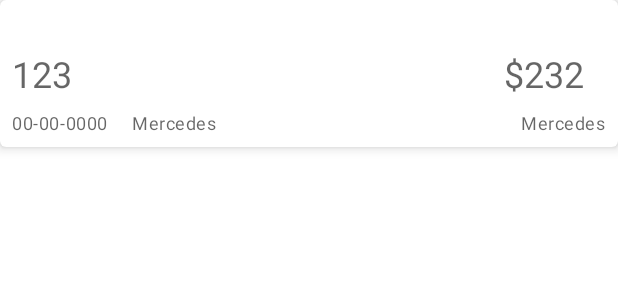
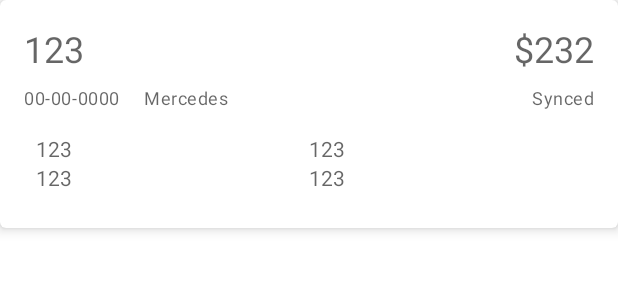
Before and after one commit to psuchanek/jonsfueltracker_1_1, an Android app: the layout trip_history_list_item.xml on its own in the app's theme, with its tools: preview values and no code run, on a phone screen of 412 x 824 dp. Shown: the top 300 px of the screen. Run offline under Robolectric (Android 15) with nearby library versions, the phone set to English and light mode, and no system bars.

Commit message:
Finished history fragment. Still needs a click listener to collapse and expand viewholder

```diff
--- a/app/src/main/java/dev/psuchanek/jonsfueltracker_v_1_1/adapters/TripHistoryAdapter.kt
+++ b/app/src/main/java/dev/psuchanek/jonsfueltracker_v_1_1/adapters/TripHistoryAdapter.kt
@@ -19,7 +19,10 @@ class TripHistoryAdapter(private val onTripClickListener: OnTripClickListener) :
     class ViewHolder(private val binding: TripHistoryListItemBinding) :
         RecyclerView.ViewHolder(binding.root) {
 
-        fun bind(trip: FuelTrackerTrip, onTripClickListener: OnTripClickListener) {
+        fun bind(
+            trip: FuelTrackerTrip,
+            onTripClickListener: OnTripClickListener
+        ) {
             binding.trip = trip
             binding.onClickListener = onTripClickListener
             binding.executePendingBindings()
@@ -54,6 +57,7 @@ class TripHistoryAdapter(private val onTripClickListener: OnTripClickListener) :
 
     }
 
+
     override fun onCreateViewHolder(
         parent: ViewGroup,
         viewType: Int
--- a/app/src/main/java/dev/psuchanek/jonsfueltracker_v_1_1/models/FuelTrackerTrip.kt
+++ b/app/src/main/java/dev/psuchanek/jonsfueltracker_v_1_1/models/FuelTrackerTrip.kt
@@ -17,7 +17,8 @@ data class FuelTrackerTrip(
     val currentMileage: Int,
     val costPerLitre: Float,
     val gasStationName: String,
-    var isSynced: Boolean = false
+    var isSynced: Boolean = false,
+    var isExpanded: Boolean = false
 ) {
 
     val vehicleName = when (vehicleId) {
@@ -27,11 +28,13 @@ data class FuelTrackerTrip(
         else -> R.string.unknown_car
     }
 
+    val litres = "Fuel volume: $fuelVolume litres"
     val date = timestamp.formatDateForUI()
     val fillUpCost = "£${this.fuelCost}"
-    val lastTripDistance = "${this.tripMileage}"
-    val milesPerGallon = (tripMileage / fuelVolume.convertToGallons()).round(2).toString()
-    val sync = when(isSynced) {
+    val lastTripDistance = "Trip distance: ${this.tripMileage} miles"
+    val ppl = "PPL: $costPerLitre"
+    val milesPerGallon = "MPG: ${(tripMileage / fuelVolume.convertToGallons()).round(2)}"
+    val sync = when (isSynced) {
         true -> "Synced"
         false -> "Not Synced"
     }
--- a/app/src/main/java/dev/psuchanek/jonsfueltracker_v_1_1/ui/history/HistoryFragment.kt
+++ b/app/src/main/java/dev/psuchanek/jonsfueltracker_v_1_1/ui/history/HistoryFragment.kt
@@ -9,7 +9,6 @@ import android.widget.AdapterView
 import android.widget.ArrayAdapter
 import androidx.databinding.DataBindingUtil
 import androidx.fragment.app.viewModels
-import androidx.lifecycle.MutableLiveData
 import androidx.lifecycle.Observer
 import androidx.recyclerview.widget.ItemTouchHelper
 import androidx.recyclerview.widget.RecyclerView
@@ -29,7 +28,6 @@ class HistoryFragment : BaseFragment(R.layout.fragment_history) {
     private lateinit var binding: FragmentHistoryBinding
     private val historyViewModel: HistoryViewModel by viewModels()
     private lateinit var tripAdapter: TripHistoryAdapter
-    private val swipeLayout = MutableLiveData<Boolean>()
 
     override fun onCreateView(
         inflater: LayoutInflater,
@@ -37,7 +35,9 @@ class HistoryFragment : BaseFragment(R.layout.fragment_history) {
         savedInstanceState: Bundle?
     ): View? {
         binding = DataBindingUtil.inflate(inflater, R.layout.fragment_history, container, false)
-        tripAdapter = TripHistoryAdapter((OnTripClickListener { }))
+        tripAdapter = TripHistoryAdapter((OnTripClickListener { trip ->
+//           //TODO: implement click and expandable viewholder
+        }))
         subscribeObservers()
 
         return binding.root
--- a/app/src/main/java/dev/psuchanek/jonsfueltracker_v_1_1/ui/history/HistoryViewModel.kt
+++ b/app/src/main/java/dev/psuchanek/jonsfueltracker_v_1_1/ui/history/HistoryViewModel.kt
@@ -14,6 +14,9 @@ class HistoryViewModel @ViewModelInject constructor(private val repository: Fuel
 
     private val _swipeLayout = MutableLiveData<Boolean>()
     val swipeLayout: LiveData<Boolean> = _swipeLayout
+
+    private val _expanded = MutableLiveData<Boolean>()
+    val expanded = _expanded
 
     private val _allTrips = _forceFetch.switchMap {
         repository.getAllTrips().asLiveData(viewModelScope.coroutineContext)
@@ -43,7 +46,11 @@ class HistoryViewModel @ViewModelInject constructor(private val repository: Fuel
         }
 
     fun swipeLayoutActive(isCurrentlyActive: Boolean) {
-        _swipeLayout.postValue(isCurrentlyActive)
+        _swipeLayout.value = isCurrentlyActive
+    }
+
+    fun setLayoutVisibility(expanded: Boolean) {
+        _expanded.value = expanded
     }
 
 
--- a/app/src/main/java/dev/psuchanek/jonsfueltracker_v_1_1/ui/history/OnTripClickListener.kt
+++ b/app/src/main/java/dev/psuchanek/jonsfueltracker_v_1_1/ui/history/OnTripClickListener.kt
@@ -2,6 +2,6 @@ package dev.psuchanek.jonsfueltracker_v_1_1.ui.history
 
 import dev.psuchanek.jonsfueltracker_v_1_1.models.FuelTrackerTrip
 
-class OnTripClickListener(val listener: (trip: FuelTrackerTrip) -> Unit) {
+class OnTripClickListener(val listener: (fuelTrackerTrip: FuelTrackerTrip) -> Unit) {
     fun onClick(trip: FuelTrackerTrip) = listener(trip)
 }
--- a/app/src/main/res/layout/trip_history_list_item.xml
+++ b/app/src/main/res/layout/trip_history_list_item.xml
@@ -4,6 +4,12 @@
     xmlns:tools="http://schemas.android.com/tools">
 
     <data>
+
+        <variable
+            name="viewModel"
+            type="dev.psuchanek.jonsfueltracker_v_1_1.ui.history.HistoryViewModel" />
+
+        <import type="android.view.View" />
 
         <variable
             name="trip"
@@ -17,6 +23,7 @@
     </data>
 
     <com.google.android.material.card.MaterialCardView
+        android:id="@+id/itemCardView"
         android:layout_width="match_parent"
         android:layout_height="wrap_content"
         android:onClick="@{() -> onClickListener.onClick(trip)}"
@@ -26,7 +33,7 @@
             android:id="@+id/constraint_layout_list_item_"
             android:layout_width="match_parent"
             android:layout_height="match_parent"
-            android:padding="8dp">
+            android:padding="16dp">
 
             <com.google.android.material.textview.MaterialTextView
                 android:id="@+id/tvStationName"
@@ -35,7 +42,6 @@
                 android:layout_height="wrap_content"
                 android:layout_marginEnd="8dp"
                 android:text="@{trip.gasStationName}"
-                app:layout_constraintBottom_toBottomOf="parent"
                 app:layout_constraintEnd_toStartOf="@+id/itemGuideline"
                 app:layout_constraintStart_toStartOf="parent"
                 app:layout_constraintTop_toTopOf="parent"
@@ -50,7 +56,6 @@
                 android:text="@{trip.fillUpCost}"
                 app:layout_constraintBottom_toBottomOf="@+id/tvStationName"
                 app:layout_constraintEnd_toEndOf="parent"
-                app:layout_constraintStart_toStartOf="@+id/itemGuideline"
                 app:layout_constraintTop_toTopOf="@+id/tvStationName"
                 tools:hint="$232" />
 
@@ -81,8 +86,8 @@
                 android:layout_height="wrap_content"
                 android:layout_marginStart="16dp"
                 android:text="@{trip.vehicleName}"
-                app:layout_constraintBottom_toBottomOf="parent"
                 app:layout_constraintStart_toEndOf="@+id/tvDateItem"
+                app:layout_constraintTop_toTopOf="@+id/tvDateItem"
                 tools:hint="Mercedes" />
 
             <ImageView
@@ -101,8 +106,58 @@
                 android:layout_marginStart="16dp"
                 android:text="@{trip.sync}"
                 app:layout_constraintBottom_toBottomOf="@id/tvDateItem"
+                app:layout_constraintEnd_toEndOf="@+id/tvPriceItem"
+                tools:hint="Synced" />
+
+
+            <androidx.constraintlayout.widget.ConstraintLayout
+                android:id="@+id/expandableItemLayout"
+                android:layout_width="match_parent"
+                android:layout_height="wrap_content"
+                android:layout_marginTop="8dp"
+                android:padding="8dp"
                 app:layout_constraintEnd_toEndOf="parent"
-                tools:hint="Mercedes" />
+                app:layout_constraintStart_toStartOf="parent"
+                app:layout_constraintTop_toBottomOf="@+id/tvDateItem">
+
+                <com.google.android.material.textview.MaterialTextView
+                    android:id="@+id/tvTripDistance"
+                    android:layout_width="wrap_content"
+                    android:layout_height="match_parent"
+                    android:hint="123"
+                    android:text="@{trip.lastTripDistance}"
+                    app:layout_constraintStart_toStartOf="parent"
+                    app:layout_constraintTop_toTopOf="parent" />
+
+                <com.google.android.material.textview.MaterialTextView
+                    android:id="@+id/tvMPG"
+                    android:layout_width="wrap_content"
+                    android:layout_height="match_parent"
+                    android:hint="123"
+                    android:text="@{trip.milesPerGallon}"
+                    app:layout_constraintEnd_toEndOf="parent"
+                    app:layout_constraintStart_toEndOf="@+id/tvTripDistance"
+                    app:layout_constraintTop_toTopOf="@+id/tvTripDistance" />
+
+                <com.google.android.material.textview.MaterialTextView
+                    android:id="@+id/tvLitres"
+                    android:layout_width="wrap_content"
+                    android:layout_height="match_parent"
+                    android:hint="123"
+                    android:text="@{trip.litres}"
+                    app:layout_constraintStart_toStartOf="parent"
+                    app:layout_constraintTop_toBottomOf="@id/tvTripDistance" />
+
+                <com.google.android.material.textview.MaterialTextView
+                    android:id="@+id/tvPPL"
+                    android:layout_width="wrap_content"
+                    android:layout_height="match_parent"
+                    android:hint="123"
+                    android:text="@{trip.ppl}"
+                    app:layout_constraintStart_toStartOf="@+id/tvMPG"
+                    app:layout_constraintTop_toTopOf="@+id/tvLitres" />
+
+            </androidx.constraintlayout.widget.ConstraintLayout>
 
 
         </androidx.constraintlayout.widget.ConstraintLayout>
--- a/app/src/main/res/values-night/themes.xml
+++ b/app/src/main/res/values-night/themes.xml
@@ -8,9 +8,13 @@
         <!-- Secondary brand color. -->
         <item name="colorSecondary">@color/teal_200</item>
         <item name="colorSecondaryVariant">@color/teal_200</item>
-        <item name="colorOnSecondary">@color/black</item>
+        <item name="colorOnSecondary">@color/white</item>
         <!-- Status bar color. -->
         <item name="android:statusBarColor" tools:targetApi="l">?attr/colorPrimaryVariant</item>
         <!-- Customize your theme here. -->
     </style>
+
+    <style name="LabelsStyle" parent="TextAppearance.MaterialComponents.Caption">
+        <item name="android:textColor">?attr/colorOnSecondary</item>
+    </style>
 </resources>
```
